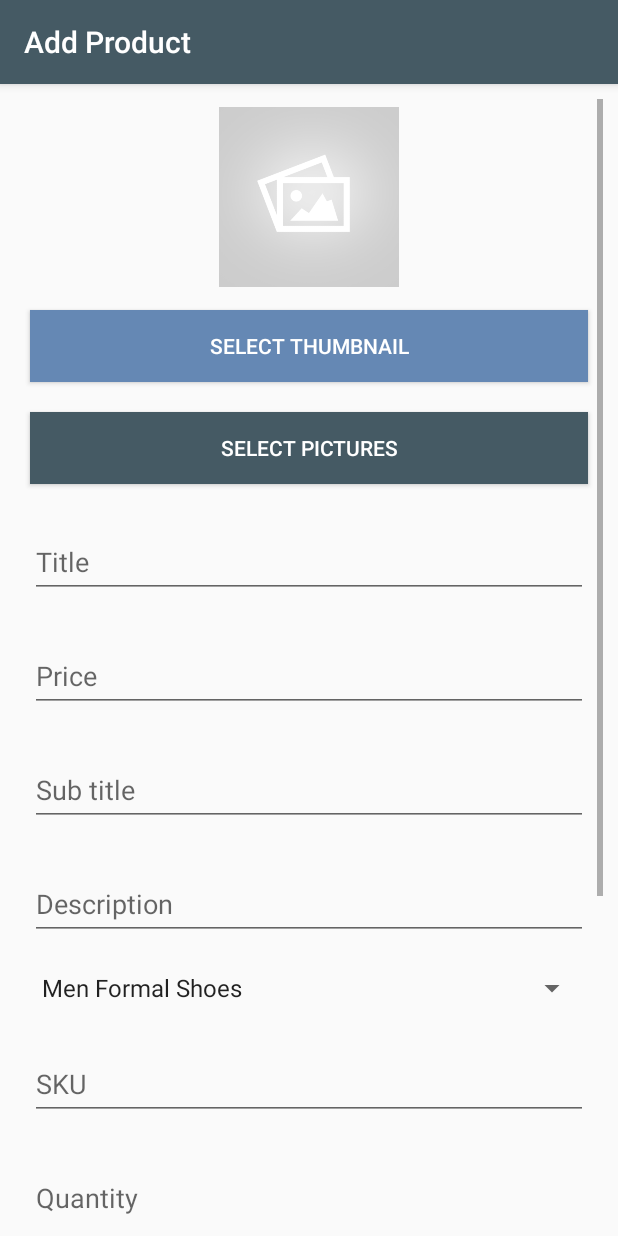
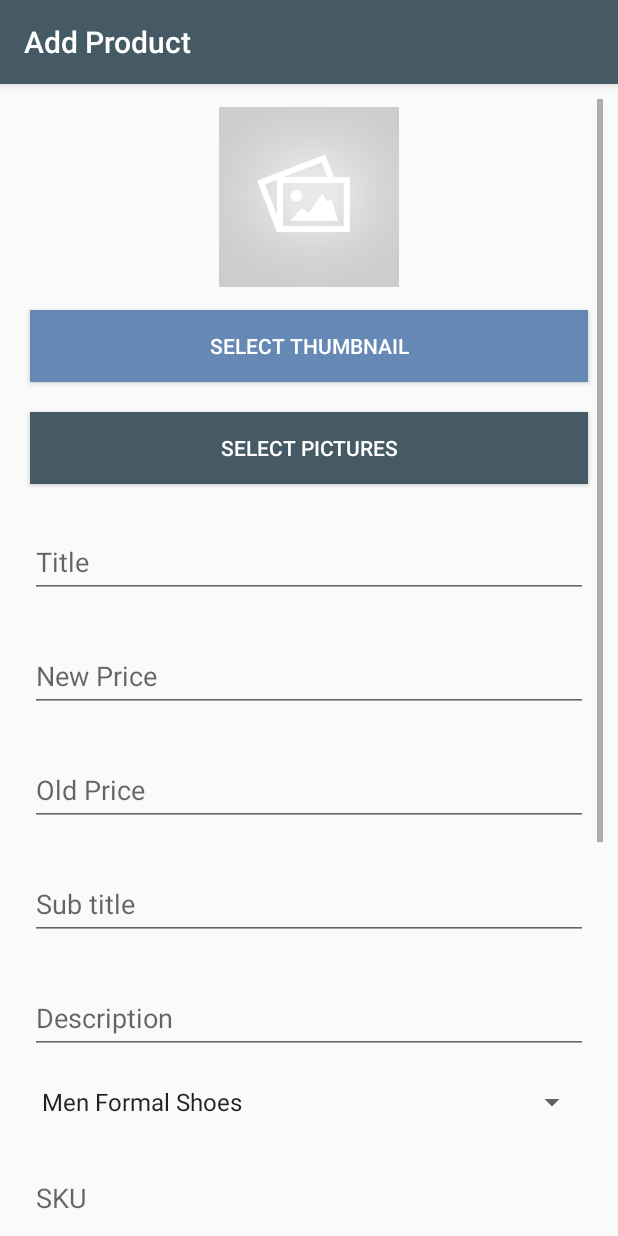
Before and after one commit to mohammadaliahmed/ecommerceadmin, an Android app: the AddProduct screen opened directly, with no data from a screen before it, on a phone screen of 412 x 824 dp. Run offline under Robolectric (Android 15) with nearby library versions, the phone set to English and light mode, and no system bars; our stand-ins replace Firebase (no records; nobody signed in at launch, a user with empty details on screens opened directly); libraries missing offline, so code that uses them is left out: com.zhihu.matisse; pictures from the network do not load.

Commit message:
better admin

```diff
--- a/app/src/main/java/com/appsinventiv/shoesadmin/Activities/AddProduct.java
+++ b/app/src/main/java/com/appsinventiv/shoesadmin/Activities/AddProduct.java
@@ -44,7 +44,7 @@ public class AddProduct extends AppCompatActivity {
     ArrayList<SelectedAdImages> selectedAdImages;
     SelectedImagesAdapter adapter;
     Button pick, upload, pickThumbnail;
-    EditText et_title, et_price, et_subtitle, et_description, et_specs, et_sku, et_quantity, et_weight, et_color,et_sizes;
+    EditText et_title, et_price, et_subtitle, et_description, et_specs, et_old_price, et_sku, et_quantity, et_weight, et_color, et_sizes;
     private static final int REQUEST_CODE_CHOOSE_THUMBNAIL = 22;
     private static final int REQUEST_CODE_CHOOSE = 23;
 
@@ -71,7 +71,8 @@ public class AddProduct extends AppCompatActivity {
         et_specs = findViewById(R.id.specs);
         et_sku = findViewById(R.id.sku);
         et_quantity = findViewById(R.id.quantity);
-        et_sizes=findViewById(R.id.sizesAvailable);
+        et_sizes = findViewById(R.id.sizesAvailable);
+        et_old_price = findViewById(R.id.order_old_price);
 
         et_color = findViewById(R.id.color);
         pick = findViewById(R.id.pick);
@@ -88,7 +89,7 @@ public class AddProduct extends AppCompatActivity {
         spinner.setOnItemSelectedListener(new AdapterView.OnItemSelectedListener() {
             @Override
             public void onItemSelected(AdapterView<?> arg0, View arg1, int position, long id) {
-                items[0] = "Bluetooth";
+                items[0] = "Men Formal Shoes";
 //                 items[position];
                 categoryPicked = position;
 //                Toast.makeText(Filters.this, ""+items[position], Toast.LENGTH_SHORT).show();
@@ -124,7 +125,7 @@ public class AddProduct extends AppCompatActivity {
                 Matisse.from(AddProduct.this)
                         .choose(MimeType.allOf())
                         .countable(true)
-                        .maxSelectable(10)
+                        .maxSelectable(5)
                         .addFilter(new GifSizeFilter(320, 320, 5 * Filter.K * Filter.K))
                         .gridExpectedSize(getResources().getDimensionPixelSize(R.dimen.grid_expected_size))
                         .restrictOrientation(ActivityInfo.SCREEN_ORIENTATION_UNSPECIFIED)
@@ -138,10 +139,13 @@ public class AddProduct extends AppCompatActivity {
         upload.setOnClickListener(new View.OnClickListener() {
             @Override
             public void onClick(View view) {
+                long oldPrice =0;
                 if (et_title.getText().toString().length() == 0) {
                     et_title.setError("Cannot be null");
                 } else if (et_price.getText().toString().length() == 0) {
                     et_price.setError("Cannot be null");
+                } else if (et_old_price.getText().toString().length() == 0) {
+                    oldPrice = 0;
                 } else if (et_subtitle.getText().toString().length() == 0) {
                     et_subtitle.setError("Cannot be null");
                 } else if (et_description.getText().toString().length() == 0) {
@@ -168,18 +172,17 @@ public class AddProduct extends AppCompatActivity {
                     itemQuantity = Long.parseLong(et_quantity.getText().toString());
 
                     itemColor = et_color.getText().toString();
+                    oldPrice = Long.parseLong(et_old_price.getText().toString());
 
 //                    Toast.makeText(AddProduct.this, "Correct", Toast.LENGTH_SHORT).show();
 
                     productId = mDatabase.push().getKey();
                     long time = System.currentTimeMillis();
 
-                String [] items = et_sizes.getText().toString().split(",");
-                List<String> container = Arrays.asList(items);
+                    String[] items = et_sizes.getText().toString().split(",");
+                    List<String> container = Arrays.asList(items);
 
-//                    sizes=new ArrayList<String>(Arrays.asList(et_sizes.getText().toString().split(" , ")));
-//                    Toast.makeText(AddProduct.this, ""+container, Toast.LENGTH_SHORT).show();
-                    mDatabase.push().setValue(container);
+
                     mDatabase.child("products").child(productId).setValue(new ProductModel(
                             productId,
                             itemTitle,
@@ -191,11 +194,12 @@ public class AddProduct extends AppCompatActivity {
                             sku,
                             "true",
                             itemPrice,
+                            oldPrice,
                             time,
                             itemQuantity,
                             categoryPicked,
                             container,
-                            0,
+                            0.0,
                             0
 
                     ));
--- a/app/src/main/java/com/appsinventiv/shoesadmin/Adapters/OrderedProductsAdapter.java
+++ b/app/src/main/java/com/appsinventiv/shoesadmin/Adapters/OrderedProductsAdapter.java
@@ -75,7 +75,7 @@ public class OrderedProductsAdapter extends RecyclerView.Adapter<OrderedProducts
 
 
 //        holder.productTitle.setText(model.getItemTitle());
-//        holder.productPrice.setText("Rs " + model.getItemPrice());
+//        holder.productPrice.setText("Rs " + model.getNewItemPrice());
 //
 //
 //        Glide.with(context).load(model.getThumbnailUrl()).into(holder.image);
--- a/app/src/main/java/com/appsinventiv/shoesadmin/Adapters/ProductsListAdapter.java
+++ b/app/src/main/java/com/appsinventiv/shoesadmin/Adapters/ProductsListAdapter.java
@@ -50,7 +50,7 @@ public class ProductsListAdapter extends RecyclerView.Adapter<ProductsListAdapte
         final ProductModel model = itemList.get(position);
         holder.productTitle.setText(model.getItemTitle());
         holder.productSubTitle.setText("SKU: "+model.getSku());
-        holder.productPrice.setText("Rs " + model.getItemPrice());
+        holder.productPrice.setText("Rs " + model.getNewItemPrice());
         Glide.with(context).load(model.getThumbnailUrl()).into(holder.productImage);
 //
         if (model.getIsActive().equals("true")) {
--- a/app/src/main/res/layout/activity_add_product.xml
+++ b/app/src/main/res/layout/activity_add_product.xml
@@ -82,16 +82,30 @@
                     android:id="@+id/order_price"
                     android:layout_width="match_parent"
                     android:layout_height="wrap_content"
-                    android:hint="Price"
+                    android:hint="New Price"
                     android:inputType="number"
                     android:maxLines="1" />
             </android.support.design.widget.TextInputLayout>
+            <android.support.design.widget.TextInputLayout
+                android:id="@+id/t12"
+                android:layout_width="match_parent"
+                android:layout_height="wrap_content"
+                android:layout_below="@id/t2"
+                android:layout_margin="10dp">
 
+                <android.support.design.widget.TextInputEditText
+                    android:id="@+id/order_old_price"
+                    android:layout_width="match_parent"
+                    android:layout_height="wrap_content"
+                    android:hint="Old Price"
+                    android:inputType="number"
+                    android:maxLines="1" />
+            </android.support.design.widget.TextInputLayout>
             <android.support.design.widget.TextInputLayout
                 android:id="@+id/t3"
                 android:layout_width="match_parent"
                 android:layout_height="wrap_content"
-                android:layout_below="@id/t2"
+                android:layout_below="@id/t12"
                 android:layout_margin="10dp">
 
                 <android.support.design.widget.TextInputEditText
```
Also changed, not shown: app/src/main/java/com/appsinventiv/shoesadmin/Models/ProductModel.java (+21 -12 lines), app/src/main/java/com/appsinventiv/shoesadmin/Utils/MyFirebaseMessagingService.java (+0 -17 lines).
